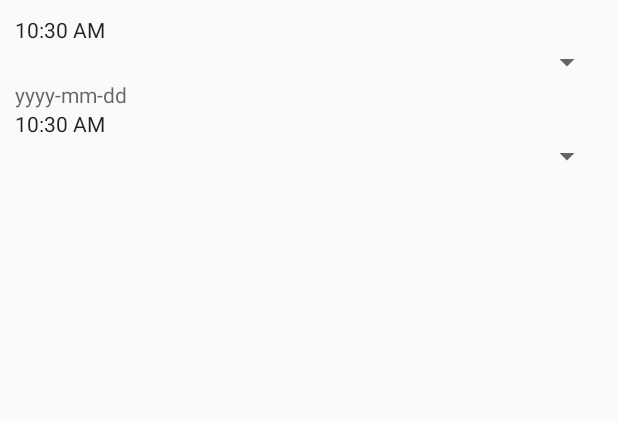
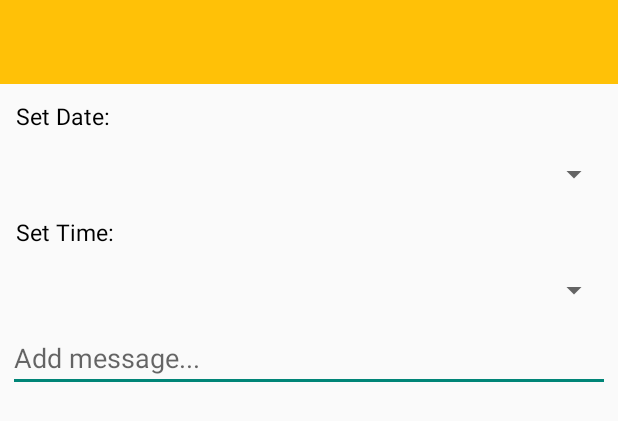
Before and after one commit to NARA-Capstone-Project/CPScan-Project, an Android app: the layout schedule_date_time.xml on its own in the app's theme, with its tools: preview values and no code run, on a phone screen of 412 x 824 dp. Shown: the top 421 px of the screen. Run offline under Robolectric (Android 15) with nearby library versions, the phone set to English and light mode, and no system bars; network calls fail.

Commit message:
Add
>some added codes

```diff
--- a/app/src/main/res/layout/schedule_date_time.xml
+++ b/app/src/main/res/layout/schedule_date_time.xml
@@ -2,29 +2,72 @@
 <LinearLayout
     xmlns:android="http://schemas.android.com/apk/res/android" android:layout_width="match_parent"
     android:layout_height="match_parent"
-    android:orientation="vertical"
-    android:layout_margin="10dp">
+    android:orientation="vertical">
 
-    <TextClock
+    <include
+        android:id="@+id/toolbar"
+        layout ="@layout/toolbar"/>
+
+    <TextView
+        android:textSize="15sp"
+        android:layout_margin="5dp"
+        android:padding="5dp"
+        android:textColor="@color/black"
         android:layout_width="wrap_content"
         android:layout_height="wrap_content"
         android:text="Set Date: "/>
     <Spinner
+        android:layout_margin="5dp"
+        android:id="@+id/date"
+        android:padding="5dp"
         android:layout_width="match_parent"
-        android:layout_height="wrap_content">
+        android:layout_height="wrap_content"
+        >
     </Spinner>
     <TextView
+        android:textSize="12sp"
+        android:layout_margin="5dp"
+        android:focusable="false"
+        android:id="@+id/custom_date"
+        android:padding="5dp"
         android:layout_width="wrap_content"
         android:layout_height="wrap_content"
-        android:hint="yyyy-mm-dd"/>
+        android:hint="yyyy-mm-dd"
+        android:visibility="gone"/>
 
-    <TextClock
+    <TextView
+        android:textSize="15sp"
+        android:layout_margin="5dp"
+        android:padding="5dp"
         android:layout_width="wrap_content"
         android:layout_height="wrap_content"
-        android:text="Set Time: "/>
+        android:text="Set Time: "
+        android:textColor="@color/black"/>
+
     <Spinner
+        android:layout_margin="5dp"
+        android:id="@+id/time"
+        android:padding="5dp"
         android:layout_width="match_parent"
         android:layout_height="wrap_content">
     </Spinner>
 
+    <TextView
+        android:textSize="12sp"
+        android:layout_margin="5dp"
+        android:focusable="false"
+        android:id="@+id/custom_time"
+        android:layout_width="wrap_content"
+        android:layout_height="wrap_content"
+        android:text="HH:mm"
+        android:padding="5dp"
+        android:visibility="gone"/>
+
+    <EditText
+        android:layout_margin="5dp"
+        android:id="@+id/message"
+        android:layout_width="match_parent"
+        android:layout_height="wrap_content"
+        android:hint="Add message..."
+        android:maxLength="120"/>
 </LinearLayout>
```
Also changed, not shown: app/src/main/java/com/example/avendano/cp_scan/AccountShowDialog.java (renamed from app/src/main/java/com/example/avendano/cp_scan/ShowDialog.java, +3 -10 lines), app/src/main/java/com/example/avendano/cp_scan/Activities/EditProfileActivity.java (+3 -17 lines), app/src/main/java/com/example/avendano/cp_scan/Activities/RequestForInventory.java (added, +118 -0 lines), app/src/main/java/com/example/avendano/cp_scan/Activities/ViewRoom.java (+73 -3 lines), app/src/main/java/com/example/avendano/cp_scan/Database/SQLiteHandler.java (+160 -6 lines), app/src/main/res/layout/req_details.xml (added, +39 -0 lines), 6 other files.
